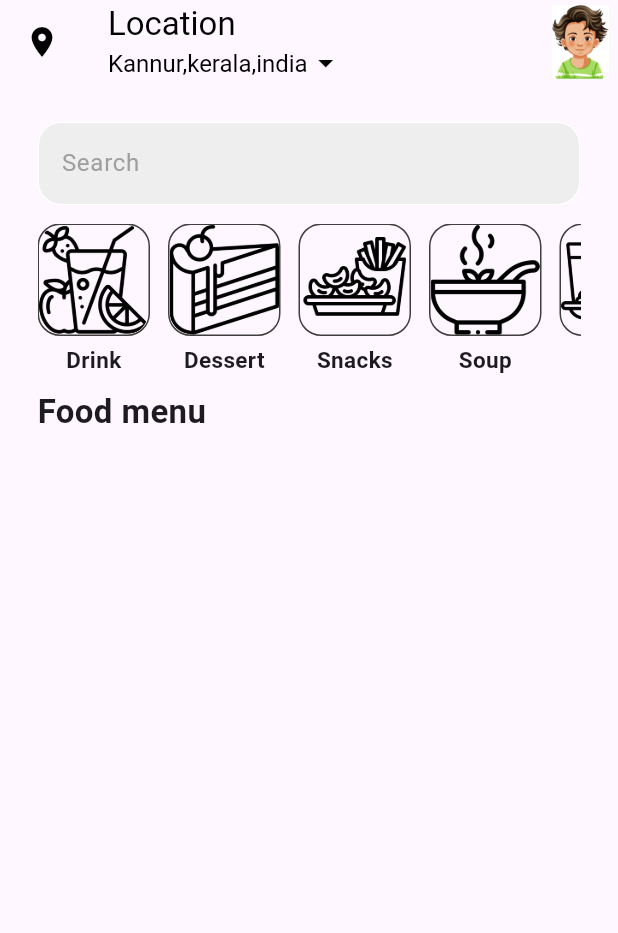
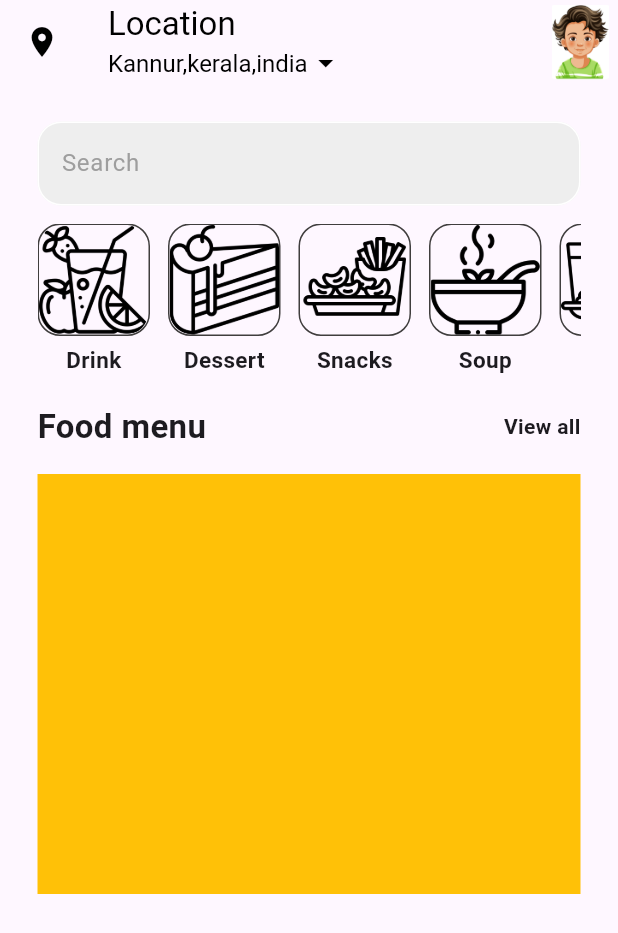
Before and after one commit to Shahanad-p/foody_buddy, a Flutter app: the HomeScreen screen opened directly, on a phone screen of 412 x 824 dp. Shown: the top 933 px of the screen. Run offline on Flutter 3.47's test engine with Material 3 defaults, Android fonts, the phone set to English and light mode, and no system bars.

Commit message:
done some changes

```diff
--- a/lib/main.dart
+++ b/lib/main.dart
@@ -1,5 +1,6 @@
 import 'package:flutter/material.dart';
 import 'package:foody_buddy/controller/bottom_provider.dart';
+import 'package:foody_buddy/view/slider_screens.dart';
 import 'package:foody_buddy/widgets/bottom_nav.dart';
 import 'package:provider/provider.dart';
 
@@ -17,7 +18,7 @@ class MyApp extends StatelessWidget {
         ChangeNotifierProvider(create: (context) => BottomProvider())
       ],
       child: MaterialApp(
-        home: BottomBar(),
+        home: SliderScreen(),
         debugShowCheckedModeBanner: false,
       ),
     );
--- a/lib/view/home.dart
+++ b/lib/view/home.dart
@@ -1,5 +1,5 @@
 import 'package:flutter/material.dart';
-import 'package:foody_buddy/widgets/container.dart';
+import 'package:foody_buddy/widgets/category_container.dart';
 
 class HomeScreen extends StatefulWidget {
   const HomeScreen({Key? key}) : super(key: key);
@@ -70,39 +70,57 @@ class _HomeScreenState extends State<HomeScreen> {
               SizedBox(height: 12),
               SizedBox(
                   height: 110,
-                  width: double.infinity,
                   child: ListView(
                     scrollDirection: Axis.horizontal,
                     children: [
                       Row(
                         mainAxisAlignment: MainAxisAlignment.spaceBetween,
                         children: [
-                          MyContainer(image: 'assets/drink.png', text: 'Drink'),
+                          MyCategoryContainer(
+                              image: 'assets/drink.png', text: 'Drink'),
                           SizedBox(width: 12),
-                          MyContainer(
+                          MyCategoryContainer(
                               image: 'assets/piece-of-cake.png',
                               text: 'Dessert'),
                           SizedBox(width: 12),
-                          MyContainer(
+                          MyCategoryContainer(
                               image: 'assets/snack.png', text: 'Snacks'),
                           SizedBox(width: 12),
-                          MyContainer(image: 'assets/soup.png', text: 'Soup'),
+                          MyCategoryContainer(
+                              image: 'assets/soup.png', text: 'Soup'),
                           SizedBox(width: 12),
-                          MyContainer(image: 'assets/iftar.png', text: 'Meal'),
+                          MyCategoryContainer(
+                              image: 'assets/iftar.png', text: 'Meal'),
                           SizedBox(width: 12),
                         ],
                       ),
                     ],
                   )),
-              Align(
-                alignment: Alignment.bottomLeft,
-                child: Text(
-                  'Food menu',
-                  style: TextStyle(
-                    fontSize: 22,
-                    fontWeight: FontWeight.bold,
+              SizedBox(height: 10),
+              Row(
+                mainAxisAlignment: MainAxisAlignment.spaceBetween,
+                children: [
+                  Text(
+                    'Food menu',
+                    style: TextStyle(
+                      fontSize: 22,
+                      fontWeight: FontWeight.bold,
+                    ),
                   ),
-                ),
+                  Text(
+                    'View all',
+                    style: TextStyle(fontWeight: FontWeight.bold),
+                  )
+                ],
+              ),
+              SizedBox(height: 16),
+              Container(
+                height: 280,
+                color: Colors.amber,
+                child: GridView(
+                    gridDelegate: SliverGridDelegateWithFixedCrossAxisCount(
+                        crossAxisCount: 10)),
+
               ),
             ],
           ),
--- a/lib/widgets/container.dart
+++ b/lib/widgets/category_container.dart
@@ -1,10 +1,10 @@
 import 'package:flutter/material.dart';
 
-class MyContainer extends StatelessWidget {
+class MyCategoryContainer extends StatelessWidget {
   final String image;
   final String text;
 
-  const MyContainer({Key? key, required this.image, required this.text})
+  const MyCategoryContainer({Key? key, required this.image, required this.text})
       : super(key: key);
 
   @override
--- /dev/null
+++ b/lib/widgets/grideview_container.dart
@@ -0,0 +1,16 @@
+import 'package:flutter/material.dart';
+
+class MyGrideViewContainer extends StatelessWidget {
+  const MyGrideViewContainer({super.key});
+
+  @override
+  Widget build(BuildContext context) {
+    return Container(
+      height: 00,
+      width: 500,
+      margin: EdgeInsets.all(10),
+      decoration: BoxDecoration(
+          borderRadius: BorderRadius.circular(18), color: Colors.green),
+    );
+  }
+}
```
